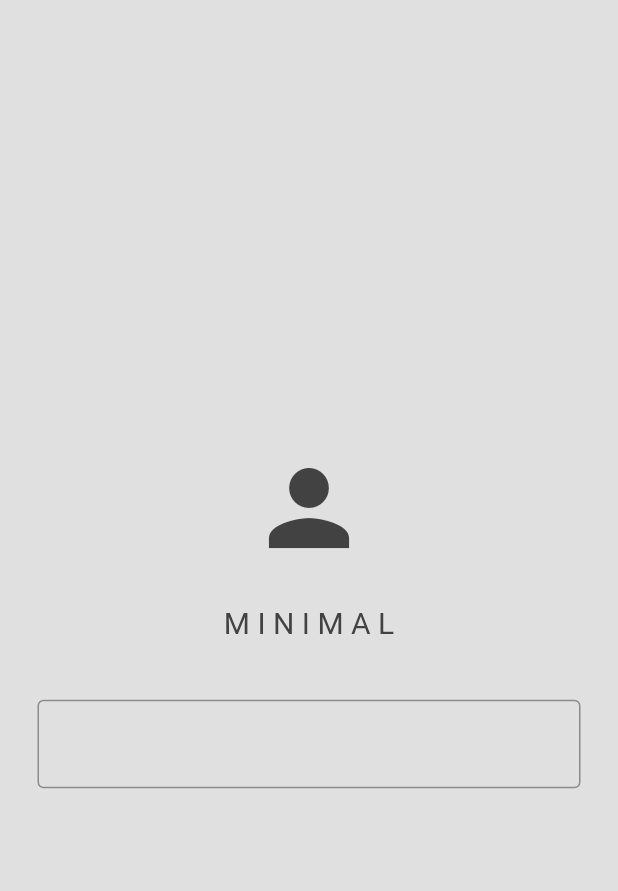
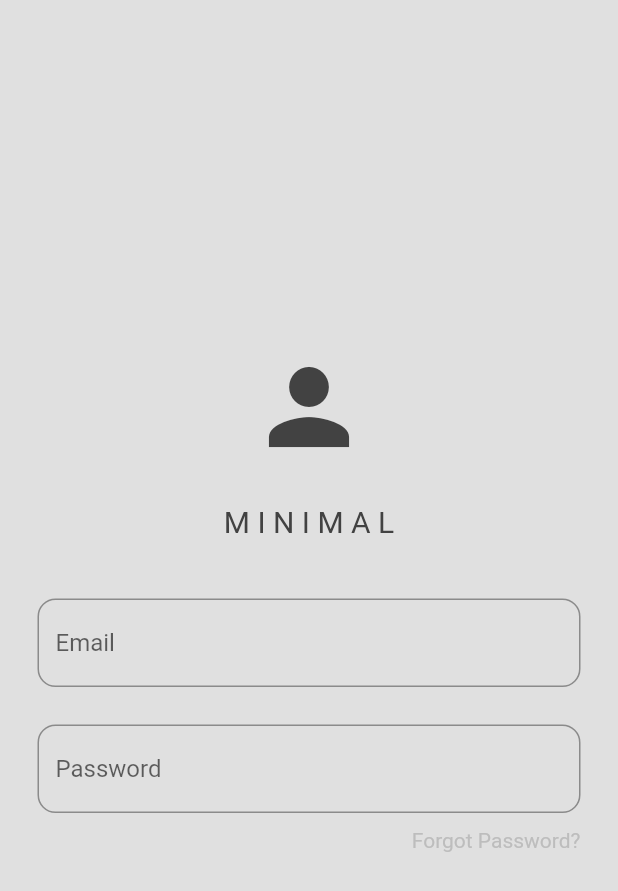
Before and after one commit to KyleAnthonyHay/Social_Media_App, a Flutter app: the screen it shows after launch, on a phone screen of 412 x 824 dp. Shown: the top 891 px of the screen. Run offline on Flutter 3.47's test engine with Material 2 defaults, Android fonts, the phone set to English and light mode, and no system bars.

Commit message:
forgot password added

```diff
--- a/socialmediaapp/lib/components/MyTextField.dart
+++ b/socialmediaapp/lib/components/MyTextField.dart
@@ -15,7 +15,13 @@ class MyTextField extends StatelessWidget {
   Widget build(BuildContext context) {
     return TextField(
       controller: controller,
-      decoration: InputDecoration(border: OutlineInputBorder()),
+      decoration: InputDecoration(
+        border: OutlineInputBorder(
+          borderRadius: BorderRadius.circular(12),
+        ),
+        hintText: hintText,
+      ),
+      obscureText: obscureText,
     );
   }
 }
--- a/socialmediaapp/lib/pages/LoginPage.dart
+++ b/socialmediaapp/lib/pages/LoginPage.dart
@@ -3,6 +3,7 @@ import 'package:socialmediaapp/components/MyTextField.dart';
 
 class LoginPage extends StatelessWidget {
   TextEditingController emailController = TextEditingController();
+  TextEditingController passwordController = TextEditingController();
   LoginPage({super.key});
 
   @override
@@ -30,11 +31,30 @@ class LoginPage extends StatelessWidget {
               const SizedBox(height: 40),
               // email text field
               MyTextField(
-                  hintText: "", obscureText: false, controller: emailController)
+                hintText: "Email",
+                obscureText: false,
+                controller: emailController,
+              ),
+              const SizedBox(height: 25),
               // password text field
-
+              MyTextField(
+                hintText: "Password",
+                obscureText: true,
+                controller: passwordController,
+              ),
+              const SizedBox(height: 10),
               // forgot password
-
+              Row(
+                mainAxisAlignment: MainAxisAlignment.end,
+                children: [
+                  Text(
+                    "Forgot Password?",
+                    style: TextStyle(
+                        color: Theme.of(context).colorScheme.secondary),
+                  ),
+                ],
+              ),
+              const SizedBox(height: 25),
               // sign in button
 
               // blurb
```
